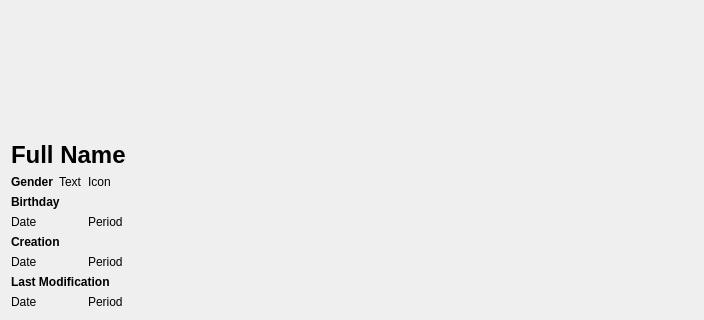
Old version of the form gui/widgets/personview.ui in the repository amirmohsen1384/people; both pictures show x 0 to 704 and y 363 to 683 of the 704 by 683 pixel window.
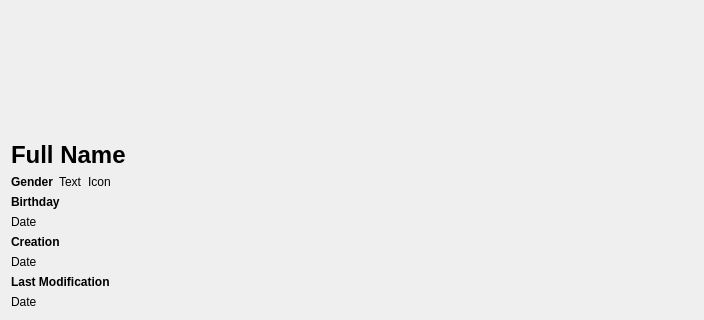
New version of the form. Custom widgets are drawn as their Qt base class.

Commit message: Removed all difference views

The edit to the form file:
```diff
--- a/gui/widgets/personview.ui
+++ b/gui/widgets/personview.ui
@@ -39,13 +39,6 @@
    </item>
    <item>
     <layout class="QGridLayout" name="infoLayout">
-     <item row="6" column="2">
-      <widget class="QLabel" name="lastModifiedPeriod">
-       <property name="text">
-        <string>Period</string>
-       </property>
-      </widget>
-     </item>
      <item row="3" column="0" colspan="3">
       <widget class="QLabel" name="creationLabel">
        <property name="font">
@@ -58,13 +51,6 @@
        </property>
       </widget>
      </item>
-     <item row="4" column="0" colspan="2">
-      <widget class="QLabel" name="creationDate">
-       <property name="text">
-        <string>Date</string>
-       </property>
-      </widget>
-     </item>
      <item row="5" column="0" colspan="3">
       <widget class="QLabel" name="lastModificationLabel">
        <property name="font">
@@ -77,20 +63,6 @@
        </property>
       </widget>
      </item>
-     <item row="6" column="0" colspan="2">
-      <widget class="QLabel" name="lastModifiedDate">
-       <property name="text">
-        <string>Date</string>
-       </property>
-      </widget>
-     </item>
-     <item row="4" column="2">
-      <widget class="QLabel" name="creationPeriod">
-       <property name="text">
-        <string>Period</string>
-       </property>
-      </widget>
-     </item>
      <item row="0" column="0">
       <widget class="QLabel" name="genderLabel">
        <property name="font">
@@ -115,20 +87,6 @@
        </property>
       </widget>
      </item>
-     <item row="2" column="0" colspan="2">
-      <widget class="QLabel" name="birthdayDate">
-       <property name="text">
-        <string>Date</string>
-       </property>
-      </widget>
-     </item>
-     <item row="2" column="2">
-      <widget class="QLabel" name="birthdayPeriod">
-       <property name="text">
-        <string>Period</string>
-       </property>
-      </widget>
-     </item>
      <item row="0" column="1">
       <widget class="QLabel" name="genderText">
        <property name="sizePolicy">
@@ -155,6 +113,27 @@
        </property>
       </widget>
      </item>
+     <item row="2" column="0" colspan="3">
+      <widget class="QLabel" name="birthdayDate">
+       <property name="text">
+        <string>Date</string>
+       </property>
+      </widget>
+     </item>
+     <item row="4" column="0" colspan="3">
+      <widget class="QLabel" name="creationDate">
+       <property name="text">
+        <string>Date</string>
+       </property>
+      </widget>
+     </item>
+     <item row="6" column="0" colspan="3">
+      <widget class="QLabel" name="lastModifiedDate">
+       <property name="text">
+        <string>Date</string>
+       </property>
+      </widget>
+     </item>
     </layout>
    </item>
   </layout>
```
